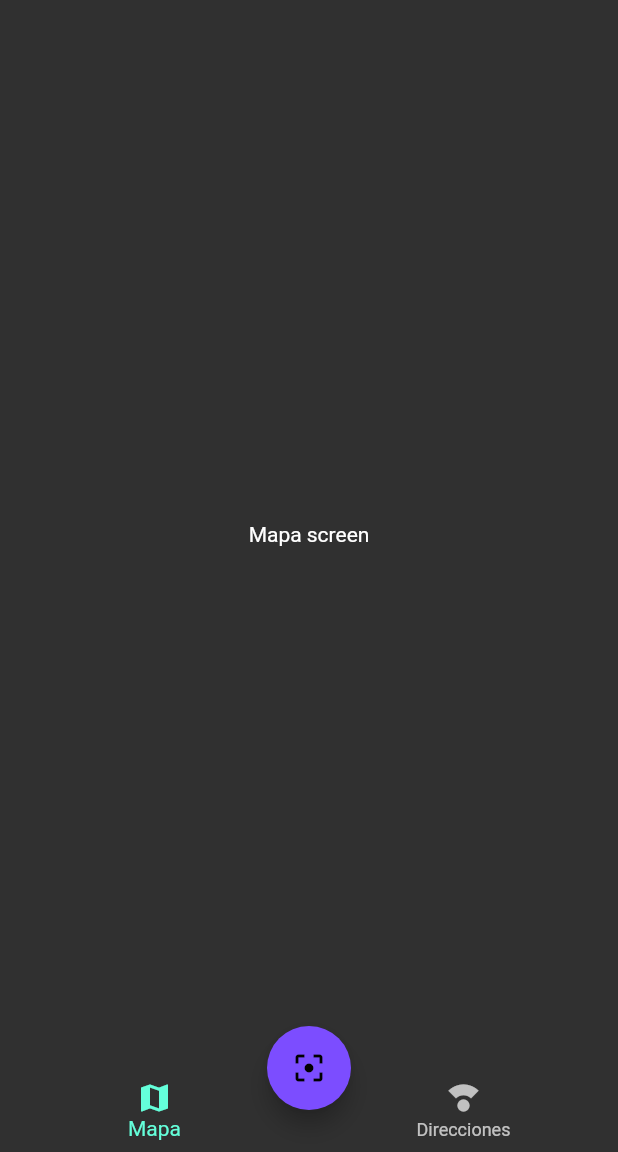
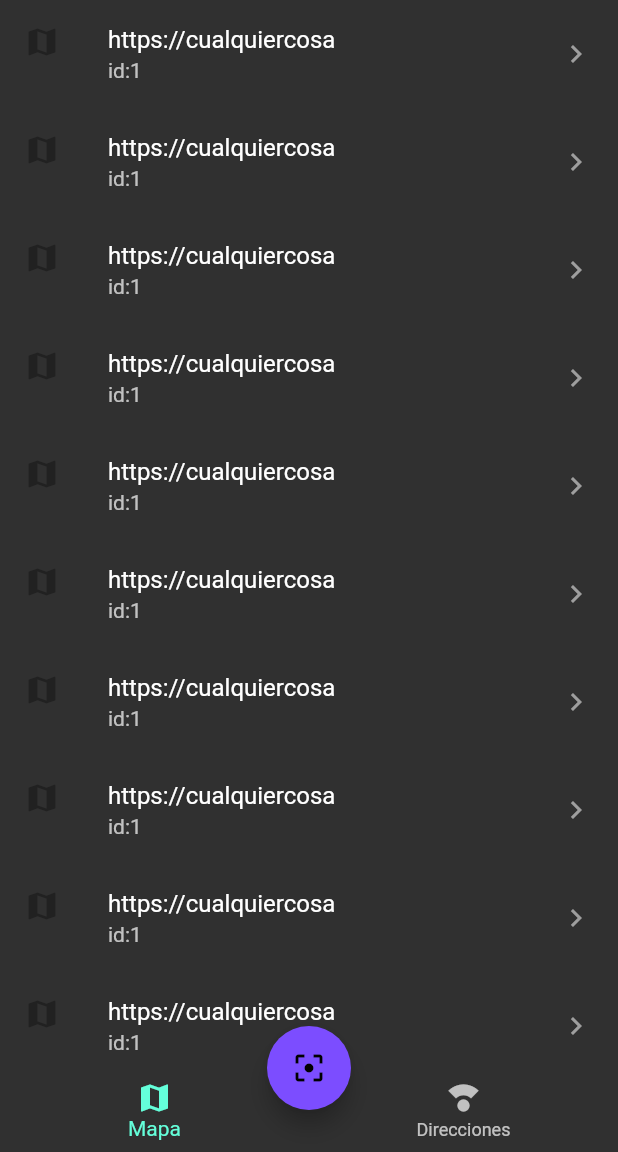
Before and after one commit to TazMania-Git/QRScanner, a Flutter app: the screen it shows after launch, on a phone screen of 412 x 824 dp, the part 84-1236 px from its top. Run offline on Flutter 3.47's test engine with Material 2 defaults, Android fonts, the phone set to English and light mode, and no system bars; our stand-ins replace sqflite; missing offline and left inert: flutter_barcode_scanner; accounts and stored records are empty.

```diff
--- a/lib/main.dart
+++ b/lib/main.dart
@@ -2,6 +2,7 @@ import 'package:flutter/material.dart';
 import 'package:provider/provider.dart';
 import 'package:qr_scanner/pages/home_screen.dart';
 import 'package:qr_scanner/pages/mapa_screen.dart';
+import 'package:qr_scanner/providers/scan_list_provider.dart';
 import 'package:qr_scanner/providers/ui_provider.dart';
 
 void main() => runApp(MyApp());
@@ -13,6 +14,9 @@ class MyApp extends StatelessWidget {
       providers: [
         ChangeNotifierProvider(
           create: (_) => new UIProvider(),
+        ),
+        ChangeNotifierProvider(
+          create: (_) => new ScanListProvider(),
         )
       ],
       child: MaterialApp(
--- a/lib/models/scan_model.dart
+++ b/lib/models/scan_model.dart
@@ -11,8 +11,8 @@ String scanModelToJson(ScanModel data) => json.encode(data.toJson());
 
 class ScanModel {
   ScanModel({
-    required this.id,
-    required this.tipo,
+     this.id,
+     this.tipo,
     required this.valor,
   }) {
     if (this.valor.contains("http")) {
@@ -22,8 +22,8 @@ class ScanModel {
     }
   }
 
-  int id;
-  String tipo;
+  int? id;
+  String? tipo;
   String valor;
 
   factory ScanModel.fromJson(Map<String, dynamic> json) => ScanModel(
--- a/lib/pages/mapa_screen.dart
+++ b/lib/pages/mapa_screen.dart
@@ -1,14 +1,25 @@
 import 'package:flutter/material.dart';
 
-
 class MapaScreen extends StatelessWidget {
-
   @override
   Widget build(BuildContext context) {
     return Scaffold(
-      body: Center(
-        child: Text('Mapa screen'),
-     ),
-   );
+      body: ListView.builder(
+        itemCount: 10,
+        itemBuilder: (_, i) => ListTile(
+          leading: Icon(
+            Icons.map,
+            color: Theme.of(context).primaryColor,
+          ),
+          title: Text('https://cualquiercosa'),
+          subtitle: Text('id:1'),
+          trailing: Icon(
+            Icons.keyboard_arrow_right,
+            color: Colors.grey,
+          ),
+          onTap: () => print('Abrir algo...'),
+        ),
+      ),
+    );
   }
 }
```
Also changed, not shown: lib/providers/scan_list_provider.dart (added, +43 -0 lines).
